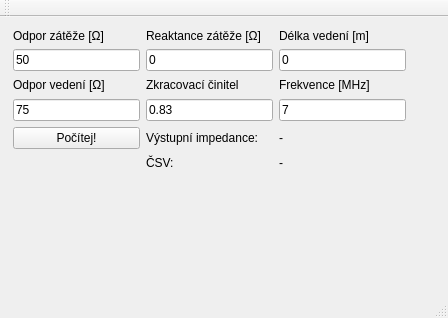
The window that jako_tl/mainwindow.ui (Hume2/ASW-Details) describes before a commit, drawn with Qt 5.
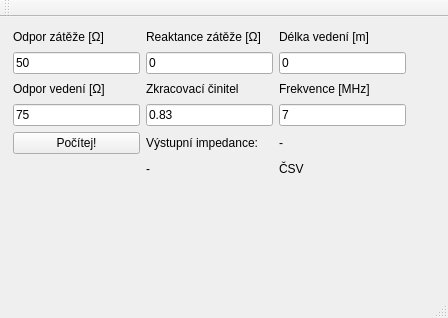
The same window after the commit.

Commit message: Přepočítá to délku na počet vln

Diff of the .ui file:
```diff
--- a/jako_tl/mainwindow.ui
+++ b/jako_tl/mainwindow.ui
@@ -20,7 +20,7 @@
       <x>2</x>
       <y>0</y>
       <width>415</width>
-      <height>164</height>
+      <height>172</height>
      </rect>
     </property>
     <layout class="QGridLayout" name="gridLayout">
@@ -132,14 +132,14 @@
      <item row="6" column="1">
       <widget class="QLabel" name="label_8">
        <property name="text">
-        <string>ČSV:</string>
+        <string>-</string>
        </property>
       </widget>
      </item>
      <item row="6" column="2">
       <widget class="QLabel" name="l_swr">
        <property name="text">
-        <string>-</string>
+        <string>ČSV</string>
        </property>
       </widget>
      </item>
```
Left out of the diff: 14 changed lines with no effect on the pictures. The commit also changes 1 other file.
